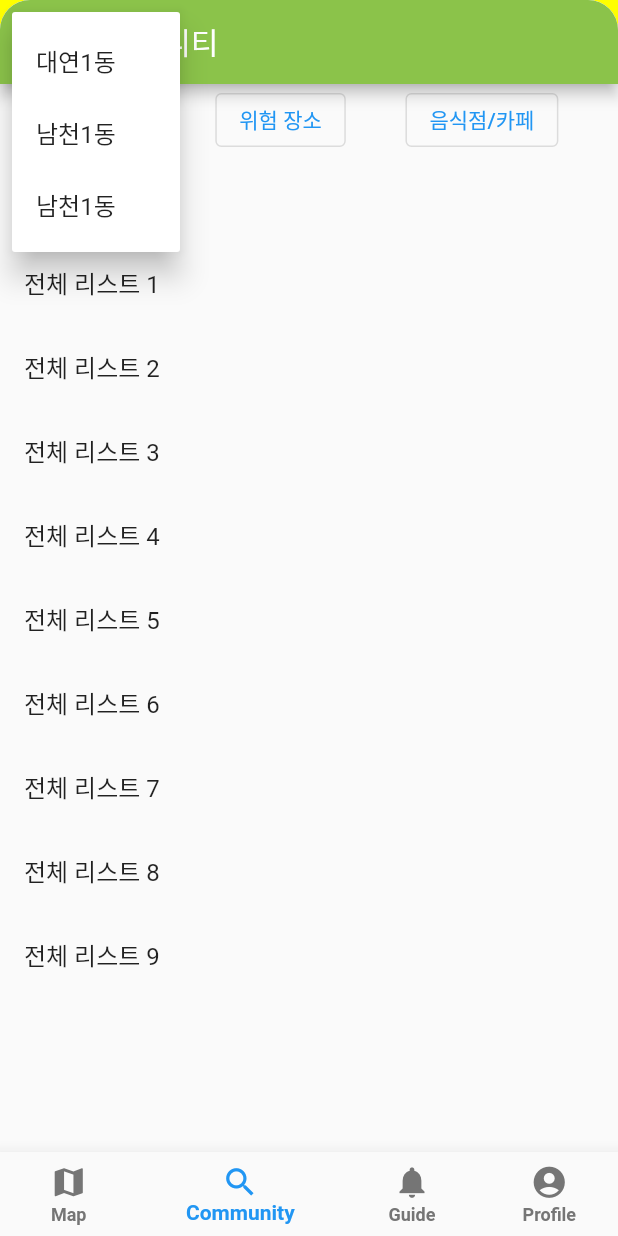
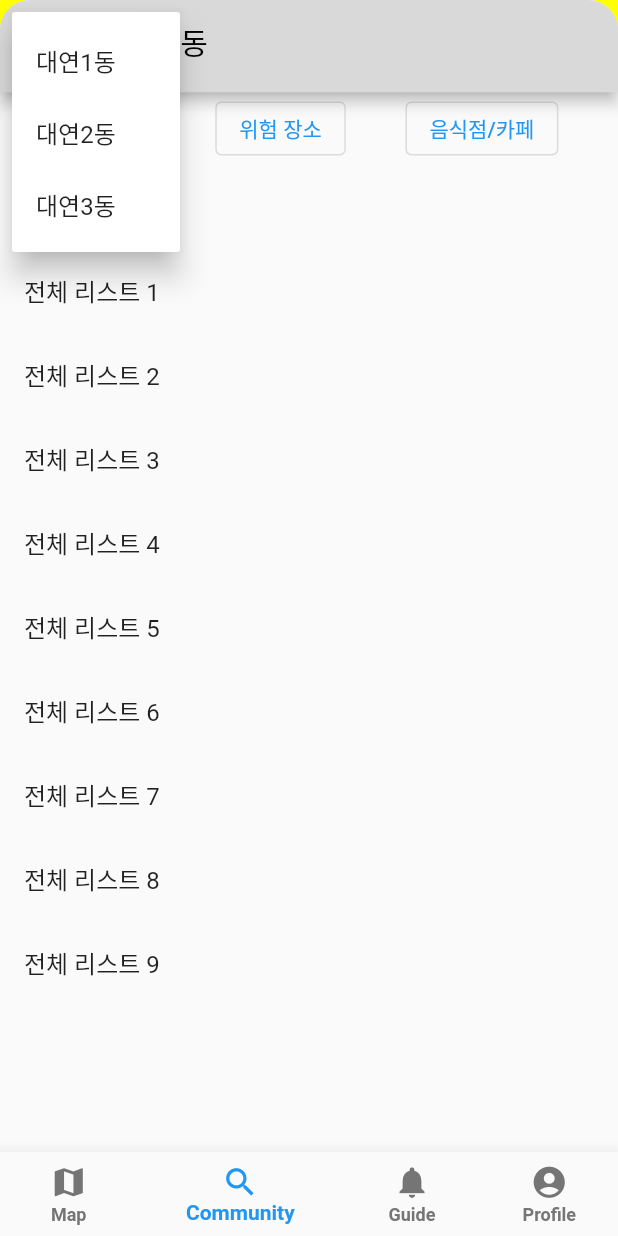
Before and after one commit to Rolling-Together/RollingTogether, a Flutter app: the screen it shows after launch, item 2 of the bottom bar chosen, after a tap on the "keyboard arrow down" icon, on a phone screen of 412 x 824 dp. Run offline on Flutter 3.47's test engine with Material 2 defaults, Android fonts, the phone set to English and light mode, and no system bars; our stand-ins replace cloud_firestore, firebase_core, get, google_maps_flutter, image_picker; accounts and stored records are empty.

Commit message:
feature/#15/장소 변경 상태변화 구현

```diff
--- a/lib/commons/widgets/custom_appbar.dart
+++ b/lib/commons/widgets/custom_appbar.dart
@@ -1,8 +1,13 @@
 import 'package:flutter/material.dart';
+
+enum AppBarStatus {
+  choosing, // 지역 선택 중 (화살표 윗 방향, 지역 모두 보이게)
+  choosed // 지역 선택 후 (화살표 아래 방향, 선택한 지역이 title에 보이게)
+}
 
 class CustomAppBar extends StatefulWidget implements PreferredSizeWidget {
   CustomAppBar({Key? key})
-      : preferredSize = Size.fromHeight(kToolbarHeight),
+      : preferredSize = Size.fromHeight(kToolbarHeight*1.1),
         super(key: key);
 
   final Size preferredSize;
@@ -12,34 +17,66 @@ class CustomAppBar extends StatefulWidget implements PreferredSizeWidget {
 }
 
 class _CustomAppBarState extends State<CustomAppBar> {
+  late Icon _arrowDirection;
+  late String _selectedArea;
+
+  @override
+  void initState() {
+    super.initState();
+    _arrowDirection = Icon(Icons.keyboard_arrow_down_outlined);
+    _selectedArea = SampleArea[0];
+  }
+
+  void startChoosing() {
+    setState(() {
+      _arrowDirection = Icon(Icons.keyboard_arrow_up_outlined);
+    });
+  }
+
+  void finishChoosing(String value) {
+    setState(() {
+      _arrowDirection = Icon(Icons.keyboard_arrow_down_outlined);
+      _selectedArea = value;
+    });
+  }
+
+  List SampleArea =["대연1동", "대연2동", "대연3동"];
+
   @override
   Widget build(BuildContext context) {
     return AppBar(
-      backgroundColor:Colors.lightGreen ,
-      leading: PopupMenuButton<String>(
-        icon: Icon(Icons.keyboard_arrow_down_outlined),
-        onSelected: (String Area) {
+      backgroundColor: Color(0xffcD9D9D9),
+      foregroundColor: Colors.black,
+      leading: GestureDetector(
+        onTap: () {
+          startChoosing();
+        },
+        child: PopupMenuButton<String>(
+          icon: _arrowDirection,
+          onSelected: (value) {
             // Handle Area selection here
+            finishChoosing(value);
           },
           itemBuilder: (BuildContext context) {
             return <PopupMenuEntry<String>>[
               PopupMenuItem<String>(
-              value: '대연1동',
-              child: Text('대연1동'),
+                value: SampleArea[0],
+                child: Text(SampleArea[0]),
               ),
               PopupMenuItem<String>(
-              value: '남천1동',
-              child: Text('남천1동'),
+                value: SampleArea[1],
+                child: Text(SampleArea[1]),
               ),
               PopupMenuItem<String>(
-              value: '남천1동',
-              child: Text('남천1동'),
+                value: SampleArea[2],
+                child: Text(SampleArea[2]),
               ),
               // Add more Area here
             ];
           },
         ),
-      title: Text("커뮤니티"),
+      ),
+      title: Text(_selectedArea),
     );
   }
 }
```
Lines whose indentation alone changed are shown as unchanged.
